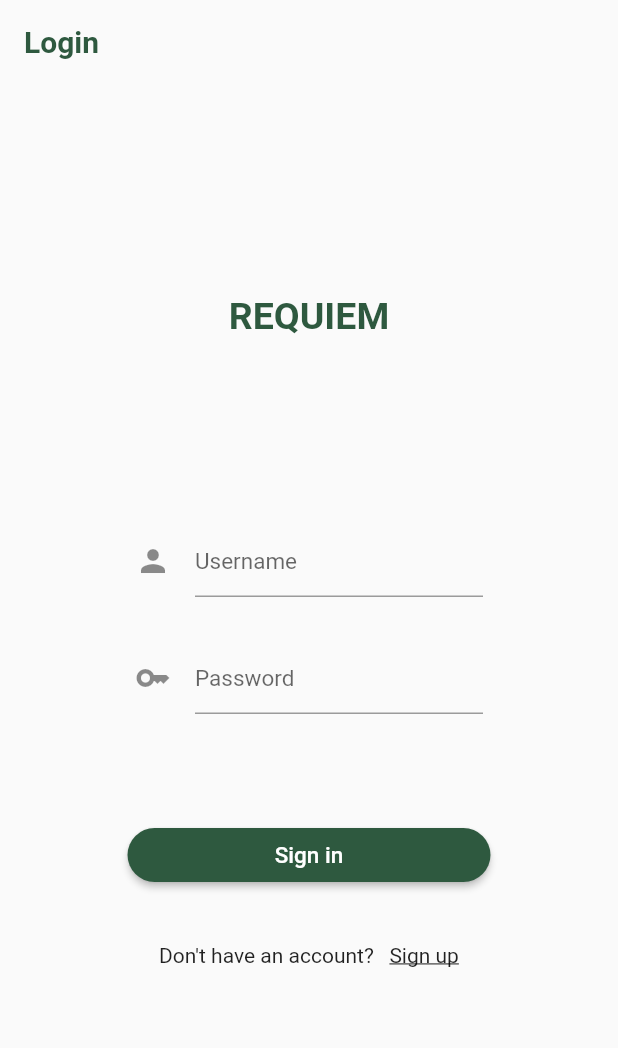
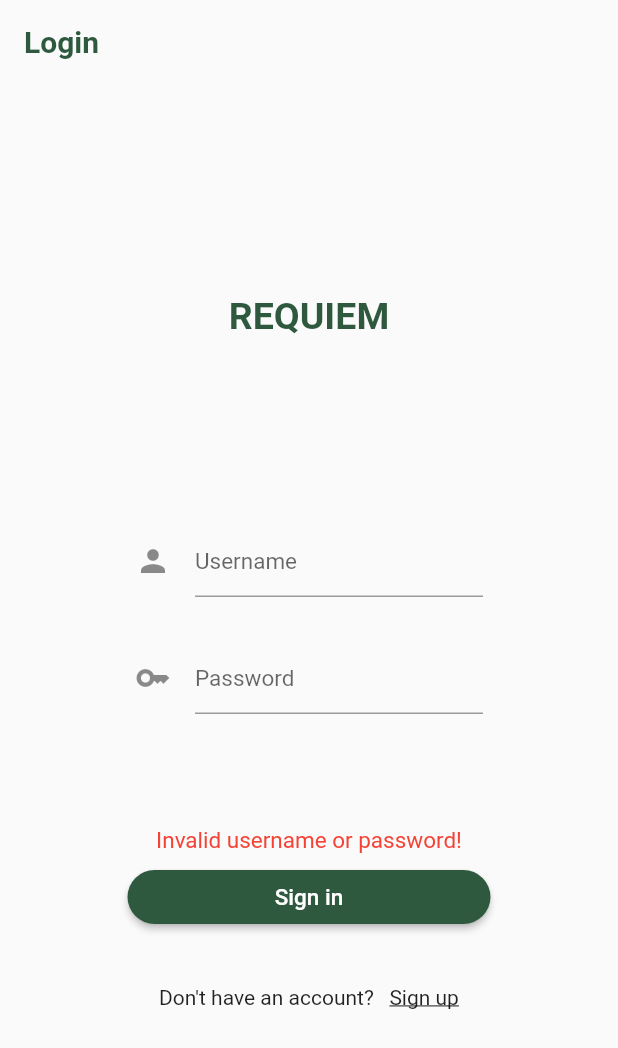
Before and after one commit to GSC-2023/Flutter_App, a Flutter app: the screen it shows after launch, after a tap on "Sign in", on a phone screen of 412 x 824 dp. Shown: the top 1048 px of the screen. Run offline on Flutter 3.47's test engine with Material 2 defaults, Android fonts, the light colour scheme and no system bars; our stand-ins replace cloud_firestore, firebase_auth, firebase_core, flutter_datetime_picker, flutter_spinkit, getwidget and 2 more; missing offline and left inert: neon_circular_timer; accounts and stored records are empty; generated files the repository leaves out were written again; network calls fail.

Commit message:
feat!: included auth service for login and signup

```diff
--- a/break_app/lib/screens/login.dart
+++ b/break_app/lib/screens/login.dart
@@ -13,6 +13,9 @@ class Login extends StatefulWidget {
 }
 
 class _LoginState extends State<Login> {
+  TextEditingController _passwordController = TextEditingController();
+  TextEditingController _usernameController = TextEditingController();
+  bool showText = false;
   @override
   void initState() {
     super.initState();
@@ -55,6 +58,7 @@ class _LoginState extends State<Login> {
                         Padding(
                           padding: EdgeInsets.fromLTRB(0, 15, 0, 15),
                           child: TextFormField(
+                            controller: _usernameController,
                               decoration: const InputDecoration(
                                   icon: Icon(Icons.person),
                                   hintText: "Username",
@@ -63,6 +67,7 @@ class _LoginState extends State<Login> {
                         Padding(
                           padding: EdgeInsets.fromLTRB(0, 15, 0, 15),
                           child: TextFormField(
+                            controller: _passwordController,
                               obscureText: true,
                               decoration: const InputDecoration(
                                   icon: Icon(Icons.key),
@@ -73,7 +78,16 @@ class _LoginState extends State<Login> {
                     )),
                 Container(
                     padding: EdgeInsets.all(25),
-                    child: ElevatedButton(
+                    child: Column(
+                      children: [Visibility(
+                        visible: showText,
+                        child: Padding(
+                          padding: EdgeInsets.all(5),
+                          child: Text("Invalid username or password!",
+                        style: TextStyle(color: Colors.red, fontSize: 15),),
+                        )
+                      ),
+                        ElevatedButton(
                       child: Text("Sign in",
                           style: TextStyle(color: Colors.white, fontSize: 15)),
                       style: ElevatedButton.styleFrom(
@@ -83,23 +97,27 @@ class _LoginState extends State<Login> {
                         fixedSize: const Size(350, 30),
                       ),
                       onPressed: () async {
-                        // sign up with google
-                        //FOR SIGN UP- need to diff username than DB
-                        //AuthService().register("test", "test12345");
                         var profile = await AuthService()
-                            .signIn("test1", "test12345"); //FOR LOG IN
+                            .signIn(_usernameController.text, _passwordController.text);
 
                         //GET data for a UID
-                        var data =
+
+
+                        if (profile != null){
+                          var data =
                             await DatabaseService(uid: profile.uid).getUser();
-                        inspect(data);
+                          inspect(data);
+                          Navigator.pushNamed(context, '/Home');
+                        }
+                        else {
+                          setState(() {
+                            showText=true;
+                          });
+                        }
+                      },
+                    )
 
-                        //UDPATE data- edit breakUser and pass into updateUser()
-                        // data.restTime = 0;
-                        // DatabaseService(uid: profile.uid).updateUser(data);
-
-                        //Navigator.pushNamed(context, '/Home');
-                      },
+                      ],
                     )),
                 Container(
                     alignment: Alignment.center,
--- a/break_app/lib/screens/settings.dart
+++ b/break_app/lib/screens/settings.dart
@@ -1,6 +1,7 @@
 import 'package:flutter/material.dart';
 import 'package:flutter_datetime_picker/flutter_datetime_picker.dart';
 import 'package:break_app/misc_utils/customDrawer.dart';
+
 
 
 class Settings extends StatefulWidget {
--- a/break_app/lib/screens/signup.dart
+++ b/break_app/lib/screens/signup.dart
@@ -1,6 +1,7 @@
 import 'package:flutter/material.dart';
 import 'package:break_app/colors/colors.dart';
-import 'package:break_app/screens/home_utils/clickableText.dart';
+import 'package:break_app/firebase/auth.dart';
+
 
 // this page handles signup!
 
@@ -104,12 +105,6 @@ class _SignUpPageState extends State<SignUpPage> {
 
                           ),
                           )
-
-
-
-
-
-
                     ],
                   )
             ) ) ],
@@ -130,6 +125,7 @@ class _SignUpPageState extends State<SignUpPage> {
               ),
               onPressed: () {
                 if (_formKey.currentState!.validate()){
+                    AuthService().register(_usernameController.text, _passwordController.text);
                     Navigator.pushNamed(context, '/Home'); // TO DO: firebase auth
 
                 }
```
